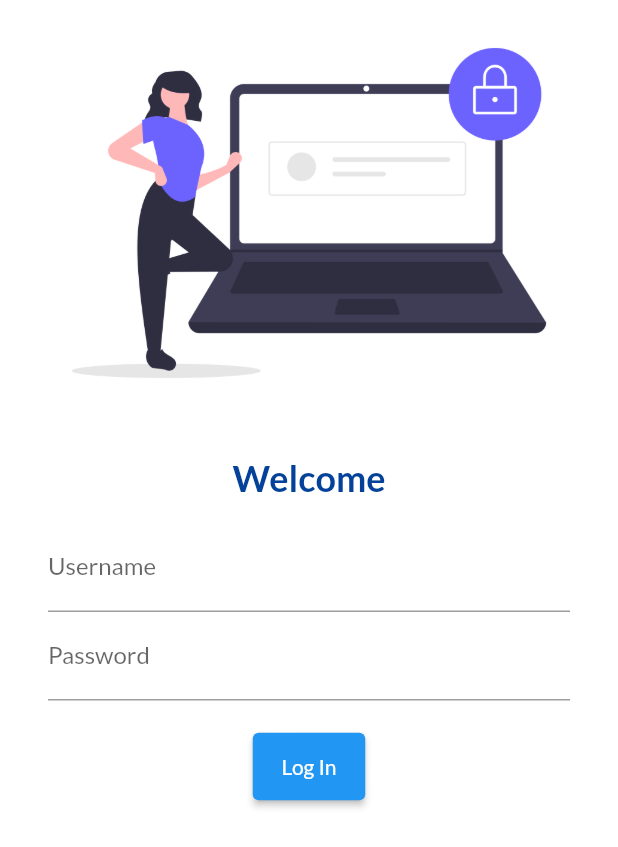
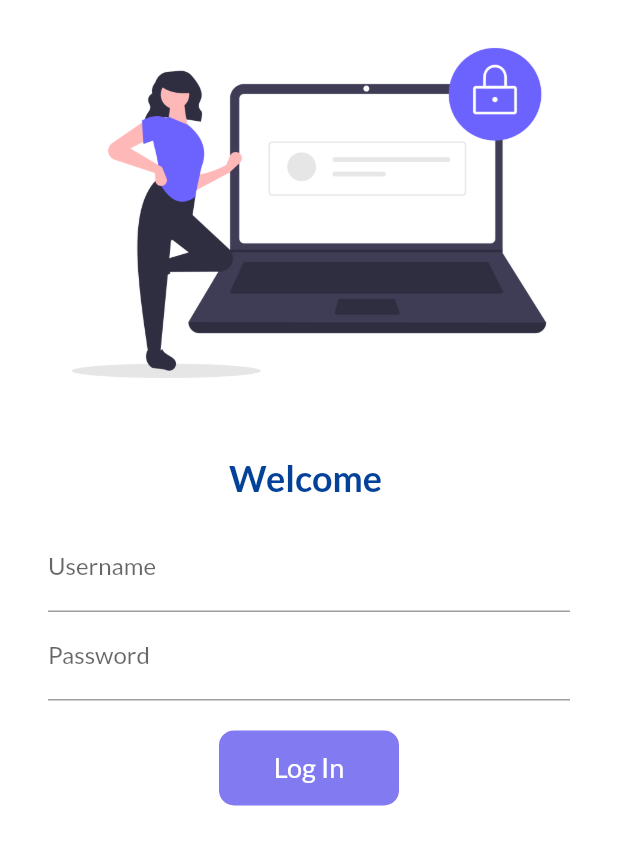
Before and after one commit to the-peace-001/30Daysofflutter, a Flutter app: the screen it shows after launch, on a phone screen of 412 x 824 dp. Shown: the top 847 px of the screen. Run offline on Flutter 3.47's test engine with Material 2 defaults, Android fonts, the phone set to English and light mode, and no system bars; our stand-ins replace google_fonts.

Commit message:
Day - 6 completed

```diff
--- a/lib/Pages/login_page.dart
+++ b/lib/Pages/login_page.dart
@@ -1,8 +1,16 @@
 import 'package:flutter/material.dart';
 import 'package:flutter_application_1/utils/routes.dart';
 
-class LogInPage extends StatelessWidget {
+class LogInPage extends StatefulWidget {
   const LogInPage({super.key});
+
+  @override
+  State<LogInPage> createState() => _LogInPageState();
+}
+
+class _LogInPageState extends State<LogInPage> {
+  String name = "";
+  bool changeBtn = false;
 
   @override
   Widget build(BuildContext context) {
@@ -19,7 +27,7 @@ class LogInPage extends StatelessWidget {
                 height: 20,
               ),
               Text(
-                "Welcome",
+                "Welcome $name",
                 style: TextStyle(
                     fontSize: 24,
                     color: Color.fromARGB(255, 4, 66, 153),
@@ -31,6 +39,10 @@ class LogInPage extends StatelessWidget {
                 child: Column(
                   children: [
                     TextField(
+                      onChanged: (value) {
+                        name = value;
+                        setState(() {});
+                      },
                       decoration: InputDecoration(
                           hintText: "Enter Username", labelText: "Username"),
                     ),
@@ -42,13 +54,46 @@ class LogInPage extends StatelessWidget {
                     SizedBox(
                       height: 20,
                     ),
-                    ElevatedButton(
-                      onPressed: () {
+                    InkWell(
+                      onTap: () async {
+                        setState(() {
+                          changeBtn = true;
+                        });
+
+                        await Future.delayed(Duration(seconds: 1));
                         Navigator.pushNamed(context, MyRoutes.homeRoute);
                       },
-                      child: Text("Log In"),
-                      style: TextButton.styleFrom(minimumSize: Size(75, 45)),
+                      child: AnimatedContainer(
+                        duration: Duration(seconds: 1),
+                        decoration: BoxDecoration(
+                            color: Color.fromARGB(255, 130, 122, 241),
+                            // shape:
+                            //     changeBtn ? BoxShape.circle : BoxShape.rectangle,
+                            borderRadius:
+                                BorderRadius.circular(changeBtn ? 50 : 10)),
+                        width: changeBtn ? 50 : 120,
+                        height: 50,
+                        alignment: Alignment.center,
+                        child: changeBtn
+                            ? Icon(
+                                Icons.done,
+                                color: Colors.white,
+                              )
+                            : Text(
+                                "Log In",
+                                style: TextStyle(
+                                    fontSize: 18, color: Colors.white),
+                              ),
+                      ),
                     )
+
+                    // ElevatedButton(
+                    //   onPressed: () {
+                    //     Navigator.pushNamed(context, MyRoutes.homeRoute);
+                    //   },
+                    //   child: Text("Log In"),
+                    //   style: TextButton.styleFrom(minimumSize: Size(75, 45)),
+                    // )
                   ],
                 ),
               )
```
